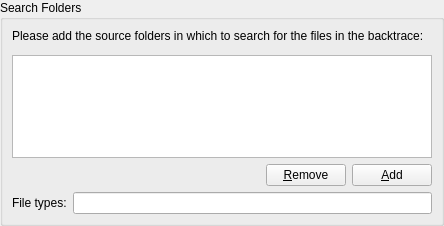
This is src/codeinfoconfigwidget.ui in hgrecco/KateCodeinfo as Qt 5 draws it before an edit. The edited form follows.
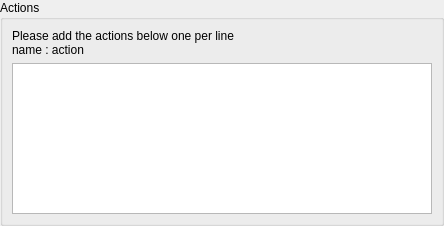
This is the edited form. Custom widgets are drawn as their Qt base class.

Commit message:
Actions persistency implemented with (very) simple configuration panel.
- Removed file indexer (not necessary for this plugin)
- Removed database (persistency implemented through KConfig)

What changed in the file:
```diff
--- a/src/codeinfoconfigwidget.ui
+++ b/src/codeinfoconfigwidget.ui
@@ -20,87 +20,36 @@
    <item>
     <widget class="QGroupBox" name="gFolderList">
      <property name="title">
-      <string>Search Folders</string>
+      <string>Actions</string>
      </property>
      <layout class="QVBoxLayout" name="verticalLayout">
       <item>
        <widget class="QLabel" name="label">
+        <property name="sizePolicy">
+         <sizepolicy hsizetype="MinimumExpanding" vsizetype="Expanding">
+          <horstretch>0</horstretch>
+          <verstretch>0</verstretch>
+         </sizepolicy>
+        </property>
         <property name="text">
-         <string>Please add the source folders in which to search for the files in the backtrace:</string>
+         <string>Please add the actions below one per line
+name : action</string>
         </property>
         <property name="textFormat">
          <enum>Qt::PlainText</enum>
         </property>
+        <property name="wordWrap">
+         <bool>true</bool>
+        </property>
        </widget>
       </item>
       <item>
-       <widget class="KUrlRequester" name="edtUrl"/>
-      </item>
-      <item>
-       <widget class="QListWidget" name="lstFolders">
-        <property name="whatsThis">
-         <string>&lt;!DOCTYPE HTML PUBLIC &quot;-//W3C//DTD HTML 4.0//EN&quot; &quot;http://www.w3.org/TR/REC-html40/strict.dtd&quot;&gt;
-&lt;html&gt;&lt;head&gt;&lt;meta name=&quot;qrichtext&quot; content=&quot;1&quot; /&gt;&lt;style type=&quot;text/css&quot;&gt;
-p, li { white-space: pre-wrap; }
-&lt;/style&gt;&lt;/head&gt;&lt;body style=&quot; font-family:'Sans Serif'; font-size:10pt; font-weight:400; font-style:normal;&quot;&gt;
-&lt;p style=&quot; margin-top:0px; margin-bottom:0px; margin-left:0px; margin-right:0px; -qt-block-indent:0; text-indent:0px;&quot;&gt;Insert the source folders here. As example, for KDE development you have to add the Qt and kdelibs source folders:&lt;/p&gt;
-&lt;ul style=&quot;-qt-list-indent: 1;&quot;&gt;&lt;li style=&quot; margin-top:12px; margin-bottom:0px; margin-left:0px; margin-right:0px; -qt-block-indent:0; text-indent:0px;&quot;&gt;/path/to/kdelibs&lt;/li&gt;
-&lt;li style=&quot; margin-top:0px; margin-bottom:12px; margin-left:0px; margin-right:0px; -qt-block-indent:0; text-indent:0px;&quot;&gt;/path/to/qt/src&lt;/li&gt;&lt;/ul&gt;&lt;/body&gt;&lt;/html&gt;</string>
+       <widget class="QTextEdit" name="txtActions">
+        <property name="acceptRichText">
+         <bool>false</bool>
         </property>
        </widget>
       </item>
-      <item>
-       <layout class="QHBoxLayout" name="horizontalLayout_2">
-        <item>
-         <spacer name="horizontalSpacer">
-          <property name="orientation">
-           <enum>Qt::Horizontal</enum>
-          </property>
-          <property name="sizeHint" stdset="0">
-           <size>
-            <width>218</width>
-            <height>20</height>
-           </size>
-          </property>
-         </spacer>
-        </item>
-        <item>
-         <widget class="KPushButton" name="btnRemove">
-          <property name="text">
-           <string>&amp;Remove</string>
-          </property>
-         </widget>
-        </item>
-        <item>
-         <widget class="KPushButton" name="btnAdd">
-          <property name="text">
-           <string>&amp;Add</string>
-          </property>
-         </widget>
-        </item>
-       </layout>
-      </item>
-      <item>
-       <layout class="QHBoxLayout" name="horizontalLayout">
-        <item>
-         <widget class="QLabel" name="label_2">
-          <property name="text">
-           <string>File types:</string>
-          </property>
-          <property name="textFormat">
-           <enum>Qt::PlainText</enum>
-          </property>
-         </widget>
-        </item>
-        <item>
-         <widget class="QLineEdit" name="edtExtensions">
-          <property name="whatsThis">
-           <string>List of file extensions. Example: *.cpp, *.h, *.c, etc...</string>
-          </property>
-         </widget>
-        </item>
-       </layout>
-      </item>
      </layout>
     </widget>
    </item>
@@ -119,18 +68,6 @@
    </item>
   </layout>
  </widget>
- <customwidgets>
-  <customwidget>
-   <class>KUrlRequester</class>
-   <extends>QFrame</extends>
-   <header>kurlrequester.h</header>
-  </customwidget>
-  <customwidget>
-   <class>KPushButton</class>
-   <extends>QPushButton</extends>
-   <header>kpushbutton.h</header>
-  </customwidget>
- </customwidgets>
  <resources/>
  <connections/>
 </ui>
```
The commit also changes 8 other files.
